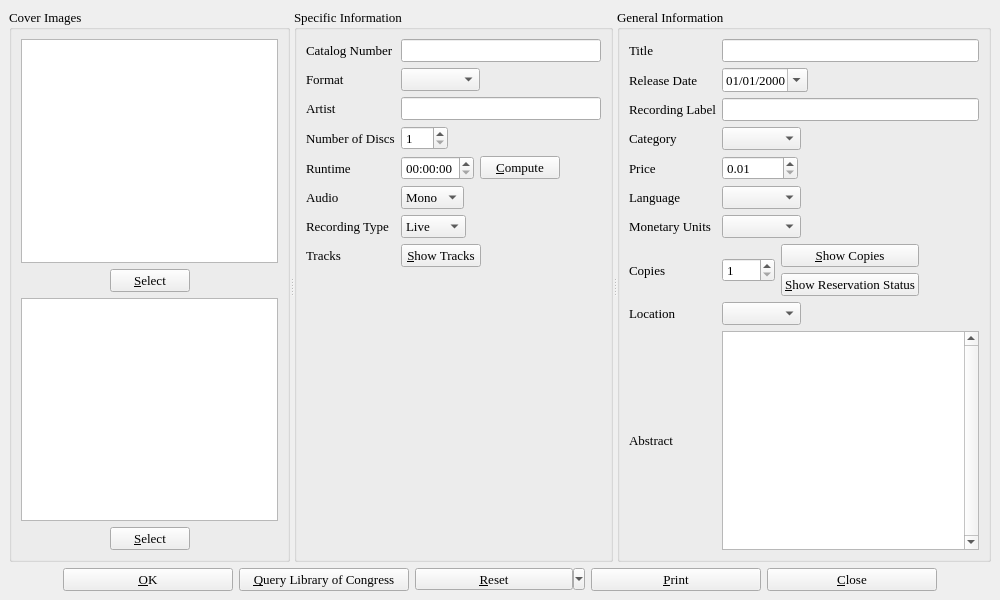
Before: the Qt Designer form cdinfo.ui in textbrowser/biblioteq, drawn with Qt 5.
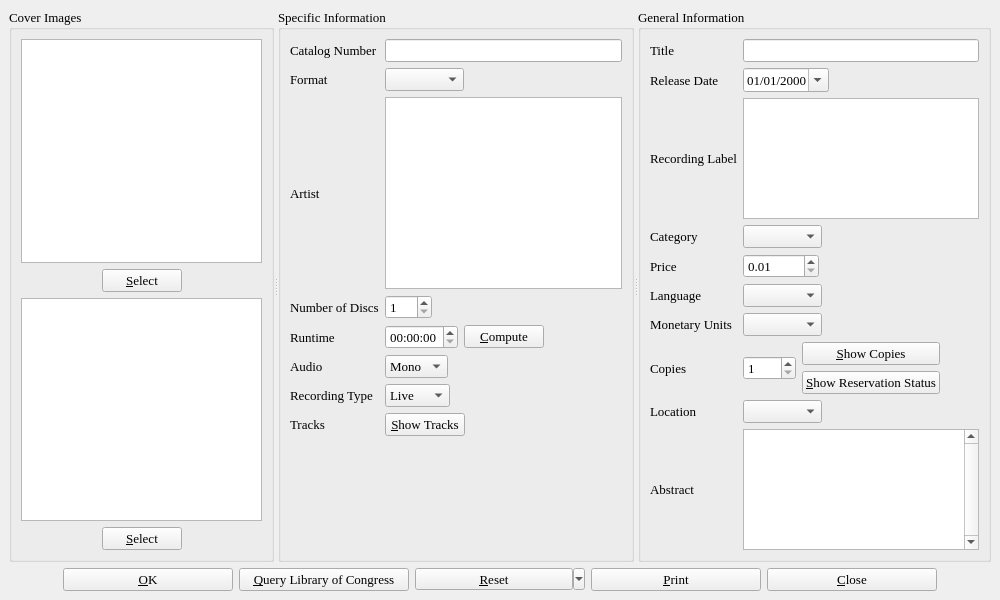
After: the same form once the commit is applied. Icons and pictures are not drawn. Custom widgets are drawn as their Qt base class.

```diff
--- a/cdinfo.ui
+++ b/cdinfo.ui
@@ -244,13 +244,6 @@
           </property>
          </widget>
         </item>
-        <item row="2" column="1" >
-         <widget class="QLineEdit" name="artist" >
-          <property name="maxLength" >
-           <number>32767</number>
-          </property>
-         </widget>
-        </item>
         <item row="3" column="0" >
          <widget class="QLabel" name="label_5" >
           <property name="font" >
@@ -512,6 +505,25 @@
           </property>
          </spacer>
         </item>
+        <item row="2" column="1" >
+         <widget class="hyperlinked_text_edit" name="artist" >
+          <property name="verticalScrollBarPolicy" >
+           <enum>Qt::ScrollBarAlwaysOff</enum>
+          </property>
+          <property name="horizontalScrollBarPolicy" >
+           <enum>Qt::ScrollBarAlwaysOff</enum>
+          </property>
+          <property name="readOnly" >
+           <bool>false</bool>
+          </property>
+          <property name="textInteractionFlags" >
+           <set>Qt::LinksAccessibleByKeyboard|Qt::LinksAccessibleByMouse|Qt::NoTextInteraction|Qt::TextBrowserInteraction|Qt::TextEditable|Qt::TextEditorInteraction|Qt::TextSelectableByKeyboard|Qt::TextSelectableByMouse</set>
+          </property>
+          <property name="openLinks" >
+           <bool>false</bool>
+          </property>
+         </widget>
+        </item>
        </layout>
       </widget>
       <widget class="QGroupBox" name="groupBox_2" >
@@ -620,21 +632,6 @@
           </property>
          </widget>
         </item>
-        <item row="2" column="1" >
-         <widget class="QLineEdit" name="recording_label" >
-          <property name="font" >
-           <font>
-            <family>Times</family>
-            <pointsize>10</pointsize>
-            <weight>50</weight>
-            <italic>false</italic>
-            <bold>false</bold>
-            <underline>false</underline>
-            <strikeout>false</strikeout>
-           </font>
-          </property>
-         </widget>
-        </item>
         <item row="3" column="0" >
          <widget class="QLabel" name="label_15" >
           <property name="font" >
@@ -1027,6 +1024,25 @@
           </property>
          </widget>
         </item>
+        <item row="2" column="1" >
+         <widget class="hyperlinked_text_edit" name="recording_label" >
+          <property name="verticalScrollBarPolicy" >
+           <enum>Qt::ScrollBarAlwaysOff</enum>
+          </property>
+          <property name="horizontalScrollBarPolicy" >
+           <enum>Qt::ScrollBarAlwaysOff</enum>
+          </property>
+          <property name="readOnly" >
+           <bool>false</bool>
+          </property>
+          <property name="textInteractionFlags" >
+           <set>Qt::LinksAccessibleByKeyboard|Qt::LinksAccessibleByMouse|Qt::NoTextInteraction|Qt::TextBrowserInteraction|Qt::TextEditable|Qt::TextEditorInteraction|Qt::TextSelectableByKeyboard|Qt::TextSelectableByMouse</set>
+          </property>
+          <property name="openLinks" >
+           <bool>false</bool>
+          </property>
+         </widget>
+        </item>
        </layout>
       </widget>
      </widget>
@@ -1204,6 +1220,11 @@
    <extends>QGraphicsView</extends>
    <header>image_drop_site.h</header>
   </customwidget>
+  <customwidget>
+   <class>hyperlinked_text_edit</class>
+   <extends>QTextBrowser</extends>
+   <header>hyperlinked_text_edit.h</header>
+  </customwidget>
  </customwidgets>
  <tabstops>
   <tabstop>front_image</tabstop>
```
